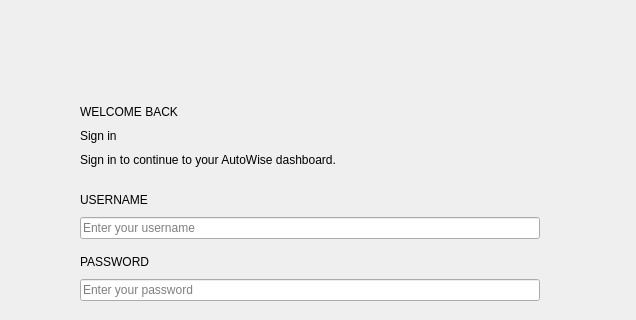
huyenpiano1711/ML, file desktop_app/UI/LoginMainWindow.ui: the form before one commit; both pictures show x 604 to 1240 and y 91 to 411 of the 1240 by 800 pixel window.
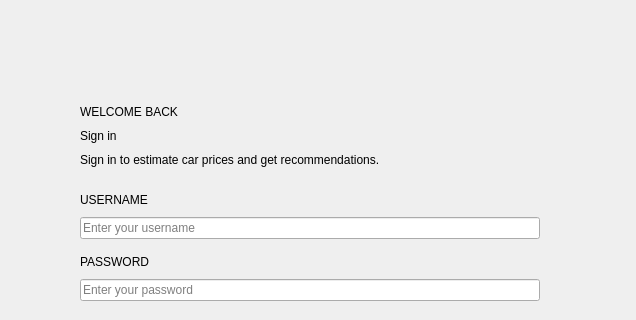
The form after the commit. Icons and pictures are not drawn.

```diff
--- a/desktop_app/UI/LoginMainWindow.ui
+++ b/desktop_app/UI/LoginMainWindow.ui
@@ -715,7 +715,7 @@
           <item>
            <widget class="QLabel" name="labelLoginSubtitle">
             <property name="text">
-             <string>Sign in to continue to your AutoWise dashboard.</string>
+             <string>Sign in to estimate car prices and get recommendations.</string>
             </property>
             <property name="sizePolicy">
              <sizepolicy hsizetype="Preferred" vsizetype="Fixed">
```
Left out of the diff: 2 changed lines with no effect on the pictures.
